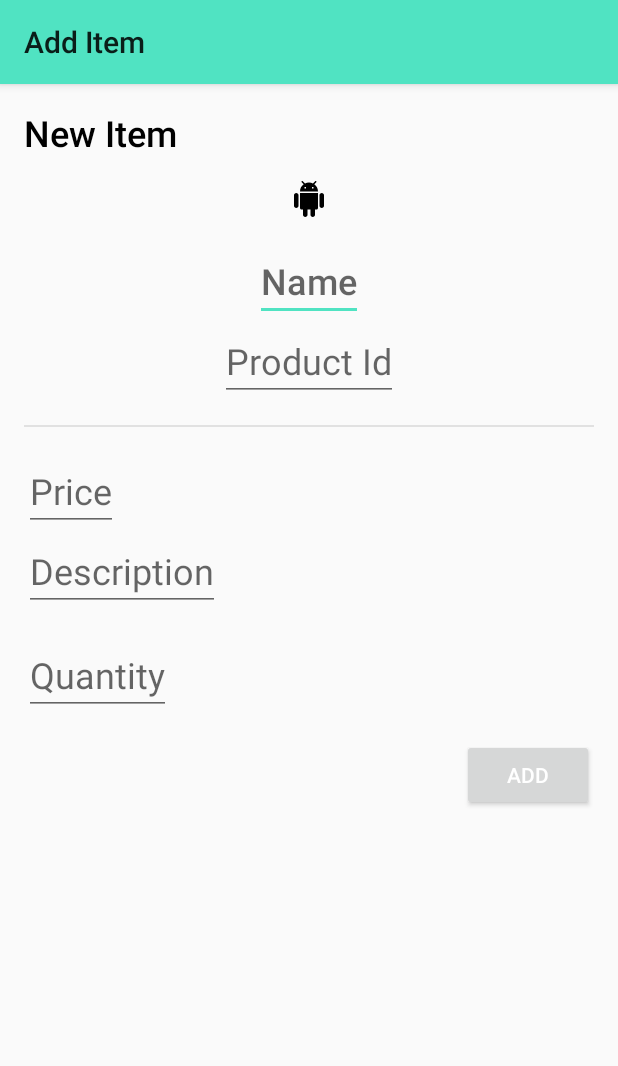
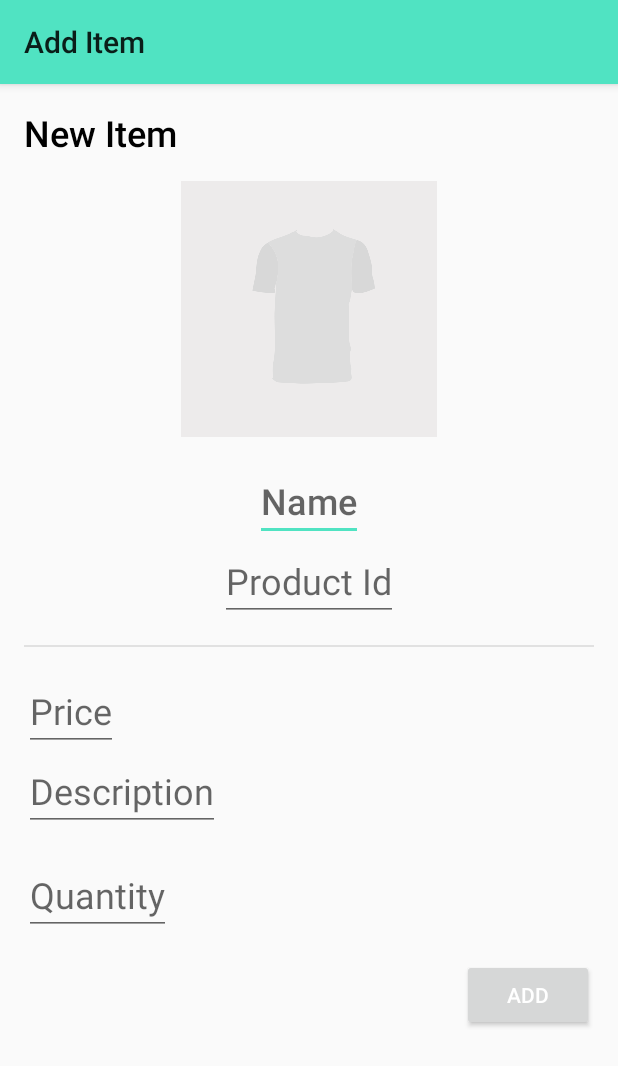
Before and after one commit to enyciaa/SmallgosShopkeeper, an Android app: the screen it shows after launch (AddItemActivity), after a tap on an icon or button, on a phone screen of 412 x 824 dp. Shown: the top 1066 px of the screen. Run offline under Robolectric (Android 15) with nearby library versions, the phone set to English and light mode, and no system bars; our stand-ins replace ButterKnife, data binding; libraries missing offline, so code that uses them is left out: retrofit2.adapter.rxjava, rx.android.schedulers, rx.schedulers; 3 statements that could not run were skipped.

Commit message:
Added placeholde rimages

```diff
--- a/app/src/main/AndroidManifest.xml
+++ b/app/src/main/AndroidManifest.xml
@@ -7,14 +7,15 @@
     <application
         android:name=".SmallgosApplication"
         android:allowBackup="true"
-        android:icon="@mipmap/ic_launcher"
+        android:icon="@drawable/ic_logo"
         android:label="@string/app_name"
         android:supportsRtl="true"
         android:theme="@style/SmallgosTheme">
 
         <activity
             android:name=".MainActivity"
-            android:label="@string/app_name">
+            android:label="@string/app_name"
+            android:icon="@drawable/ic_logo_white">
             <intent-filter>
                 <action android:name="android.intent.action.MAIN" />
                 <category android:name="android.intent.category.LAUNCHER" />
@@ -24,6 +25,7 @@
         <activity
             android:name=".AddItemActivity"
             android:label="Add Item"
+            android:icon="@drawable/ic_logo_white"
             />
 
     </application>
--- a/app/src/main/java/smallgos/intuithack/com/smallgos/InventoryView.java
+++ b/app/src/main/java/smallgos/intuithack/com/smallgos/InventoryView.java
@@ -43,6 +43,7 @@ public class InventoryView extends CoordinatorLayout {
         LinearLayoutManager linearLayoutManager = new LinearLayoutManager(getContext());
         inventoryList.setLayoutManager(linearLayoutManager);
         inventoryList.setAdapter(inventoryAdapter);
+        inventoryList.addItemDecoration(new TopSpaceDecoration(getContext().getResources().getDimensionPixelOffset(R.dimen.grid_16)));
 
         SmallgosNetwork.INSTANCE.getInventory()
                 .subscribeOn(Schedulers.newThread())
--- /dev/null
+++ b/app/src/main/java/smallgos/intuithack/com/smallgos/TopSpaceDecoration.java
@@ -0,0 +1,25 @@
+package smallgos.intuithack.com.smallgos;
+
+import android.graphics.Rect;
+import android.support.v7.widget.RecyclerView;
+import android.view.View;
+
+public class TopSpaceDecoration extends RecyclerView.ItemDecoration {
+    private int space;
+
+    public TopSpaceDecoration(int space) {
+        this.space = space;
+    }
+
+    @Override
+    public void getItemOffsets(Rect outRect, View view, RecyclerView parent, RecyclerView.State state) {
+        if(parent.getChildAdapterPosition(view) == state.getItemCount()-1){
+            outRect.bottom = space;
+            outRect.top = 0; //don't forget about recycling...
+        }
+        if(parent.getChildAdapterPosition(view) == 0){
+            outRect.top = space;
+            outRect.bottom = 0;
+        }
+    }
+}
--- a/app/src/main/res/drawable/ic_placeholder.xml
+++ /dev/null
@@ -1,9 +0,0 @@
-<vector xmlns:android="http://schemas.android.com/apk/res/android"
-        android:width="24dp"
-        android:height="24dp"
-        android:viewportWidth="24.0"
-        android:viewportHeight="24.0">
-    <path
-        android:fillColor="#FF000000"
-        android:pathData="M6,18c0,0.55 0.45,1 1,1h1v3.5c0,0.83 0.67,1.5 1.5,1.5s1.5,-0.67 1.5,-1.5L11,19h2v3.5c0,0.83 0.67,1.5 1.5,1.5s1.5,-0.67 1.5,-1.5L16,19h1c0.55,0 1,-0.45 1,-1L18,8L6,8v10zM3.5,8C2.67,8 2,8.67 2,9.5v7c0,0.83 0.67,1.5 1.5,1.5S5,17.33 5,16.5v-7C5,8.67 4.33,8 3.5,8zM20.5,8c-0.83,0 -1.5,0.67 -1.5,1.5v7c0,0.83 0.67,1.5 1.5,1.5s1.5,-0.67 1.5,-1.5v-7c0,-0.83 -0.67,-1.5 -1.5,-1.5zM15.53,2.16l1.3,-1.3c0.2,-0.2 0.2,-0.51 0,-0.71 -0.2,-0.2 -0.51,-0.2 -0.71,0l-1.48,1.48C13.85,1.23 12.95,1 12,1c-0.96,0 -1.86,0.23 -2.66,0.63L7.85,0.15c-0.2,-0.2 -0.51,-0.2 -0.71,0 -0.2,0.2 -0.2,0.51 0,0.71l1.31,1.31C6.97,3.26 6,5.01 6,7h12c0,-1.99 -0.97,-3.75 -2.47,-4.84zM10,5L9,5L9,4h1v1zM15,5h-1L14,4h1v1z"/>
-</vector>
--- a/app/src/main/res/layout/item_inventory.xml
+++ b/app/src/main/res/layout/item_inventory.xml
@@ -17,10 +17,10 @@
 
         <ImageView
             android:id="@+id/itemInventoryItemPicture"
-            android:layout_width="wrap_content"
-            android:layout_height="wrap_content"
+            android:layout_width="@dimen/grid_64"
+            android:layout_height="@dimen/grid_64"
             android:layout_marginRight="@dimen/grid_16"
-            android:src="@drawable/ic_inventory"
+            android:src="@drawable/ic_placeholder"
             />
 
         <LinearLayout
--- a/app/src/main/res/values/dimens.xml
+++ b/app/src/main/res/values/dimens.xml
@@ -3,6 +3,7 @@
     <dimen name="grid_8">8dp</dimen>
     <dimen name="grid_16">16dp</dimen>
     <dimen name="grid_24">24dp</dimen>
+    <dimen name="grid_64">64dp</dimen>
 
 
     <dimen name="text_16">16sp</dimen>
```
Also changed, not shown: app/src/main/res/drawable/ic_logo_white.xml (renamed from app/src/main/res/drawable/ic_logo.xml, +4 -4 lines), app/src/main/res/drawable-xxhdpi/ic_placeholder.png (added).
